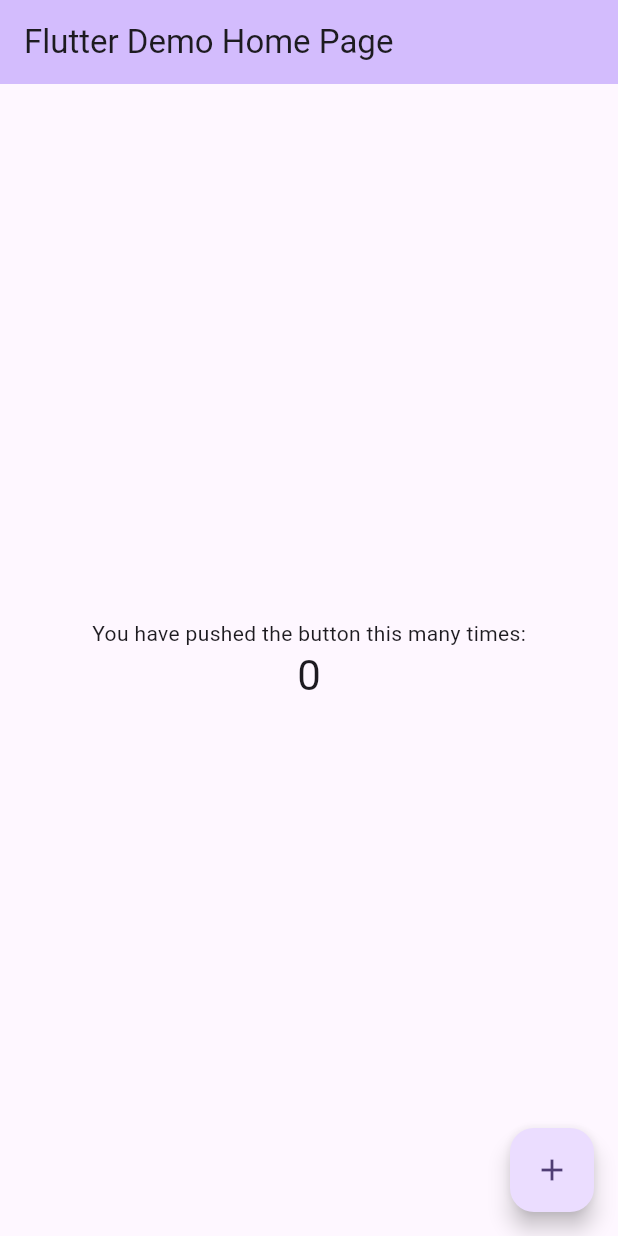
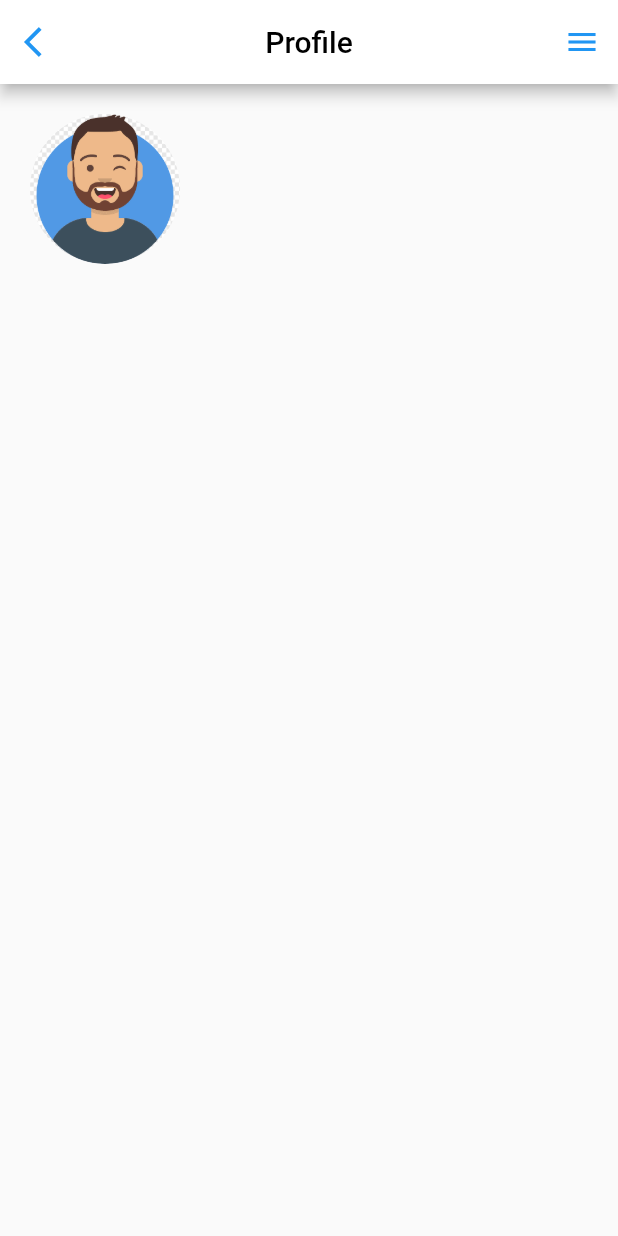
Before and after one commit to baek-june/flutter_profile, a Flutter app: the screen it shows after launch, on a phone screen of 412 x 824 dp. Run offline on Flutter 3.47's test engine with Material 2 defaults, Android fonts, the phone set to English and light mode, and no system bars.

Commit message:
프로필 앱 작업중

```diff
--- a/lib/components/profile_count_info.dart
+++ b/lib/components/profile_count_info.dart
@@ -18,10 +18,10 @@ class ProfileCountInfo extends StatelessWidget {
   }
 
   Widget _buildInfo(String count, String title) {
-    return SizedBox();
+    return const SizedBox();
   }
 
   Widget _buildLine() {
-    return SizedBox();
+    return const SizedBox();
   }
 }
--- a/lib/components/profile_header.dart
+++ b/lib/components/profile_header.dart
@@ -7,19 +7,25 @@ class ProfileHeader extends StatelessWidget {
   Widget build(BuildContext context) {
     return Row(
       children: [
-        SizedBox(width: 20.0),
+        const SizedBox(width: 20.0),
         _buildHeaderAvatar(),
-        SizedBox(width: 20.0),
+        const SizedBox(width: 20.0),
         _buildHeaderProfile(),
       ],
     );
   }
 
   Widget _buildHeaderAvatar() {
-    return SizedBox();
+    return const SizedBox(
+      width: 100.0,
+      height: 100.0,
+      child: CircleAvatar(
+        backgroundImage: AssetImage("assets/avatar.png"),
+      ),
+    );
   }
 
   Widget _buildHeaderProfile() {
-    return SizedBox();
+    return const SizedBox();
   }
 }
--- a/lib/main.dart
+++ b/lib/main.dart
@@ -1,4 +1,10 @@
 import 'package:flutter/material.dart';
+import 'package:flutter_profile/components/profile_buttons.dart';
+import 'package:flutter_profile/components/profile_count_info.dart';
+import 'package:flutter_profile/components/profile_drawer.dart';
+import 'package:flutter_profile/components/profile_header.dart';
+import 'package:flutter_profile/components/profile_tab.dart';
+import 'package:flutter_profile/theme.dart';
 
 void main() {
   runApp(const MyApp());
@@ -7,119 +13,41 @@ void main() {
 class MyApp extends StatelessWidget {
   const MyApp({super.key});
 
-  // This widget is the root of your application.
   @override
   Widget build(BuildContext context) {
     return MaterialApp(
-      title: 'Flutter Demo',
-      theme: ThemeData(
-        // This is the theme of your application.
-        //
-        // TRY THIS: Try running your application with "flutter run". You'll see
-        // the application has a blue toolbar. Then, without quitting the app,
-        // try changing the seedColor in the colorScheme below to Colors.green
-        // and then invoke "hot reload" (save your changes or press the "hot
-        // reload" button in a Flutter-supported IDE, or press "r" if you used
-        // the command line to start the app).
-        //
-        // Notice that the counter didn't reset back to zero; the application
-        // state is not lost during the reload. To reset the state, use hot
-        // restart instead.
-        //
-        // This works for code too, not just values: Most code changes can be
-        // tested with just a hot reload.
-        colorScheme: ColorScheme.fromSeed(seedColor: Colors.deepPurple),
-        useMaterial3: true,
-      ),
-      home: const MyHomePage(title: 'Flutter Demo Home Page'),
+      theme: theme(),
+      home: const ProfilePage(),
     );
   }
 }
 
-class MyHomePage extends StatefulWidget {
-  const MyHomePage({super.key, required this.title});
-
-  // This widget is the home page of your application. It is stateful, meaning
-  // that it has a State object (defined below) that contains fields that affect
-  // how it looks.
-
-  // This class is the configuration for the state. It holds the values (in this
-  // case the title) provided by the parent (in this case the App widget) and
-  // used by the build method of the State. Fields in a Widget subclass are
-  // always marked "final".
-
-  final String title;
-
-  @override
-  State<MyHomePage> createState() => _MyHomePageState();
-}
-
-class _MyHomePageState extends State<MyHomePage> {
-  int _counter = 0;
-
-  void _incrementCounter() {
-    setState(() {
-      // This call to setState tells the Flutter framework that something has
-      // changed in this State, which causes it to rerun the build method below
-      // so that the display can reflect the updated values. If we changed
-      // _counter without calling setState(), then the build method would not be
-      // called again, and so nothing would appear to happen.
-      _counter++;
-    });
-  }
+class ProfilePage extends StatelessWidget {
+  const ProfilePage({super.key});
 
   @override
   Widget build(BuildContext context) {
-    // This method is rerun every time setState is called, for instance as done
-    // by the _incrementCounter method above.
-    //
-    // The Flutter framework has been optimized to make rerunning build methods
-    // fast, so that you can just rebuild anything that needs updating rather
-    // than having to individually change instances of widgets.
     return Scaffold(
-      appBar: AppBar(
-        // TRY THIS: Try changing the color here to a specific color (to
-        // Colors.amber, perhaps?) and trigger a hot reload to see the AppBar
-        // change color while the other colors stay the same.
-        backgroundColor: Theme.of(context).colorScheme.inversePrimary,
-        // Here we take the value from the MyHomePage object that was created by
-        // the App.build method, and use it to set our appbar title.
-        title: Text(widget.title),
+      endDrawer: const ProfileDrawer(),
+      appBar: _buildProfileAppBar(),
+      body: const Column(
+        children: [
+          SizedBox(height: 20.0),
+          ProfileHeader(),
+          SizedBox(height: 20.0),
+          ProfileCountInfo(),
+          SizedBox(height: 20.0),
+          ProfileButtons(),
+          Expanded(child: ProfileTab()),
+        ],
       ),
-      body: Center(
-        // Center is a layout widget. It takes a single child and positions it
-        // in the middle of the parent.
-        child: Column(
-          // Column is also a layout widget. It takes a list of children and
-          // arranges them vertically. By default, it sizes itself to fit its
-          // children horizontally, and tries to be as tall as its parent.
-          //
-          // Column has various properties to control how it sizes itself and
-          // how it positions its children. Here we use mainAxisAlignment to
-          // center the children vertically; the main axis here is the vertical
-          // axis because Columns are vertical (the cross axis would be
-          // horizontal).
-          //
-          // TRY THIS: Invoke "debug painting" (choose the "Toggle Debug Paint"
-          // action in the IDE, or press "p" in the console), to see the
-          // wireframe for each widget.
-          mainAxisAlignment: MainAxisAlignment.center,
-          children: <Widget>[
-            const Text(
-              'You have pushed the button this many times:',
-            ),
-            Text(
-              '$_counter',
-              style: Theme.of(context).textTheme.headlineMedium,
-            ),
-          ],
-        ),
-      ),
-      floatingActionButton: FloatingActionButton(
-        onPressed: _incrementCounter,
-        tooltip: 'Increment',
-        child: const Icon(Icons.add),
-      ), // This trailing comma makes auto-formatting nicer for build methods.
+    );
+  }
+  AppBar _buildProfileAppBar() {
+    return AppBar(
+      leading: const Icon(Icons.arrow_back_ios),
+      title: const Text("Profile"),
+      centerTitle: true,
     );
   }
 }
```
Also changed, not shown: lib/components/profile_buttons.dart (+24 -0 lines), lib/components/profile_tab.dart (+28 -0 lines), lib/theme.dart (+17 -1 lines).
